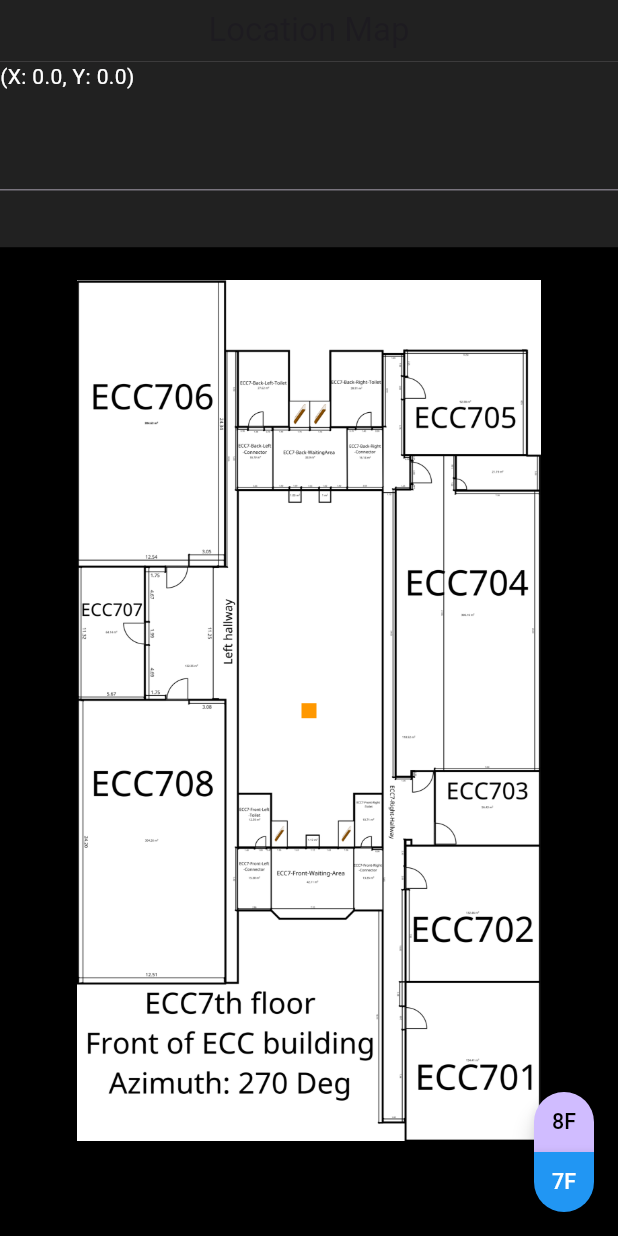
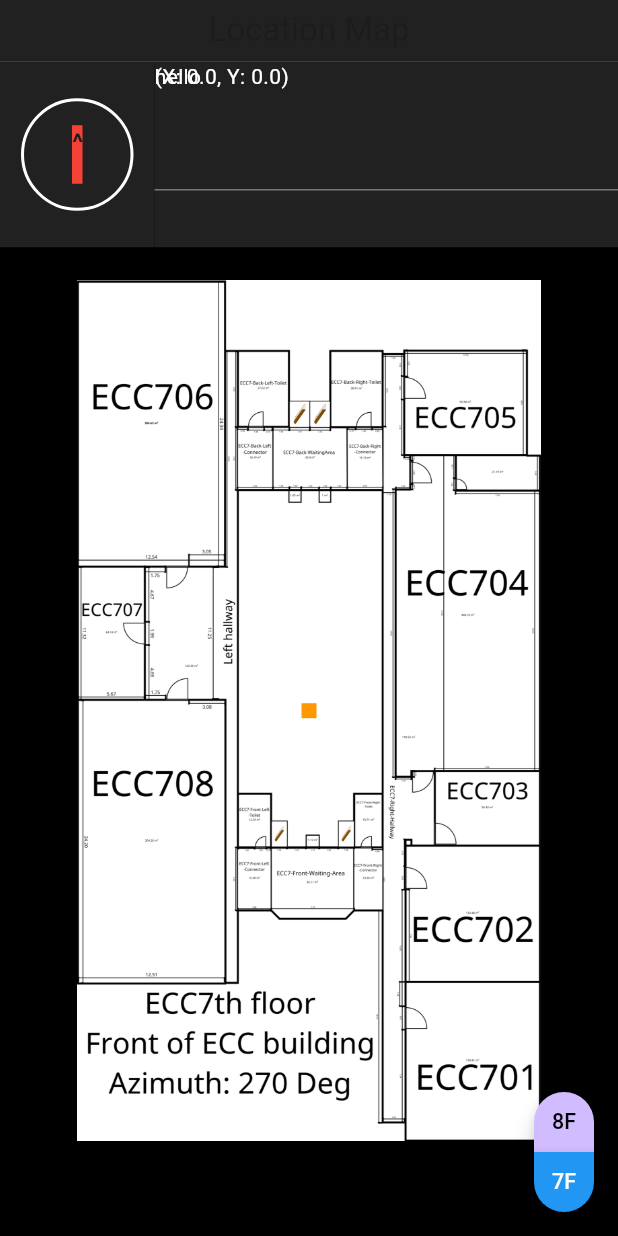
Before and after one commit to juntthanat/IPS_Android_UI, a Flutter app: the screen it shows after launch, on a phone screen of 412 x 824 dp. Run offline on Flutter 3.47's test engine with Material 3 defaults, Android fonts, the phone set to English and light mode, and no system bars; our stand-ins replace flutter_compass, permission_handler; missing offline and left inert: flutter_reactive_ble, mqtt_client; statements that could not run were skipped.

Commit message:
feat: add compass

```diff
--- a/lib/main.dart
+++ b/lib/main.dart
@@ -4,6 +4,7 @@ import 'dart:io';
 import 'dart:math';
 import 'dart:async';
 
+import 'package:flutter/foundation.dart';
 import 'package:flutter/material.dart';
 import 'package:flutter/rendering.dart';
 import 'package:flutter_compass/flutter_compass.dart';
@@ -124,16 +125,20 @@ class MainBody extends State<MainPage> {
         .setScannerStatusStreamCallback(onBluetoothStatusChangeHandler);
     bluetoothNotifier.scan();
 
-    mqttHandler.setOnConnected(() => mqttHandler.subscribe("LOLICON/CALIBRATION/METHOD"));
+    mqttHandler.setOnConnected(
+        () => mqttHandler.subscribe("LOLICON/CALIBRATION/METHOD"));
     mqttHandler.connect();
     mqttHandler.setCallback((c) {
       final message = c[0].payload as MqttPublishMessage;
-      final payload = MqttPublishPayload.bytesToStringAsString(message.payload.message);
+      final payload =
+          MqttPublishPayload.bytesToStringAsString(message.payload.message);
 
       try {
         final payload_json = json.decode(payload) as Map<String, dynamic>;
-        bluetoothNotifier.setDeviceRssiDiff(payload_json['macAddress'], payload_json['diff']);
-        print('macAddress: ${payload_json['macAddress']}, RSSI: ${payload_json['rssi']}, diff: ${payload_json['diff']}');
+        bluetoothNotifier.setDeviceRssiDiff(
+            payload_json['macAddress'], payload_json['diff']);
+        print(
+            'macAddress: ${payload_json['macAddress']}, RSSI: ${payload_json['rssi']}, diff: ${payload_json['diff']}');
       } catch (e) {
         return;
       }
@@ -147,7 +152,8 @@ class MainBody extends State<MainPage> {
 
     () async {
       FloorBeaconList floorBeaconList = await fetchAllFloorBeaconsByFloor(1);
-      List<Beacon> allBeaconsOfFloor = await fetchBeaconListFromIdList(floorBeaconList.beaconList.map((e) => e.beaconId).toList(), 0);
+      List<Beacon> allBeaconsOfFloor = await fetchBeaconListFromIdList(
+          floorBeaconList.beaconList.map((e) => e.beaconId).toList(), 0);
 
       beaconsToRender.clear();
       beaconsToRender.addAll(allBeaconsOfFloor);
@@ -171,7 +177,7 @@ class MainBody extends State<MainPage> {
 
     if (beaconInfo.isEmpty()) {
       print("Beacon not found in database");
-    } else  {
+    } else {
       beaconMap[bluetoothNotifier.nearestDevice.id] = beaconInfo;
     }
 
@@ -180,11 +186,15 @@ class MainBody extends State<MainPage> {
 
       if (!beaconInfo.isEmpty()) {
         // TODO: Properly Implement getFloor
-        var unifiedX = GeoScaledUnifiedMapper.getWidthPixel(currentBeaconInfo.x, mapFloorIndex);
-        var unifiedY = GeoScaledUnifiedMapper.getHeightPixel(currentBeaconInfo.y, mapFloorIndex);
+        var unifiedX = GeoScaledUnifiedMapper.getWidthPixel(
+            currentBeaconInfo.x, mapFloorIndex);
+        var unifiedY = GeoScaledUnifiedMapper.getHeightPixel(
+            currentBeaconInfo.y, mapFloorIndex);
 
-        var scaledUnifiedX = ImageRatioMapper.getWidthPixel(unifiedX, mapFloor[mapFloorIndex], mapFloorIndex);
-        var scaledUnifiedY = ImageRatioMapper.getWidthPixel(unifiedY, mapFloor[mapFloorIndex], mapFloorIndex);
+        var scaledUnifiedX = ImageRatioMapper.getWidthPixel(
+            unifiedX, mapFloor[mapFloorIndex], mapFloorIndex);
+        var scaledUnifiedY = ImageRatioMapper.getWidthPixel(
+            unifiedY, mapFloor[mapFloorIndex], mapFloorIndex);
 
         coordinateXValue = scaledUnifiedX;
         coordinateYValue = scaledUnifiedY;
@@ -269,14 +279,58 @@ class MainBody extends State<MainPage> {
           mainAxisAlignment: MainAxisAlignment.start,
           crossAxisAlignment: CrossAxisAlignment.start,
           children: [
+            Row(children: [
+              Container(
+                height: screenConverter.getHeightPixel(0.15),
+                width: screenConverter.getWidthPixel(0.25),
+                color: Colors.grey[900],
+                child: Column(
+                  mainAxisAlignment: MainAxisAlignment.center,
+                  crossAxisAlignment: CrossAxisAlignment.center,
+                  children: [
+                    Container(
+                        width: 75.0,
+                        height: 75.0,
+                        decoration: BoxDecoration(
+                            shape: BoxShape.circle,
+                            border: Border.all(
+                              color: Colors.white,
+                              width: 2.0,
+                            )),
+                        child: Padding(
+                            padding:
+                                EdgeInsets.fromLTRB(32.0, 16.0, 32.0, 16.0),
+                            child:
+                            // Change to Icon Later Start
+                            Container(
+                              decoration: new BoxDecoration(
+                                color: Colors.red,
+                                shape: BoxShape.rectangle,
+                              ),
+                              child: Text(
+                                "^",
+                                style: const TextStyle(
+                                    fontSize: 16, fontWeight: FontWeight.w900),
+                              ),
+                            )
+                            // Change to Icon Later End
+                            ))
+                  ],
+                ),
+              ),
               Container(
                 // Header (Compass)
                 height: screenConverter
                     .getHeightPixel(0.15), // Header (Compass) Height
-              width: screenConverter.getWidthPixel(1), // Header (Compass) Width
+                width: screenConverter
+                    .getWidthPixel(0.75), // Header (Compass) Width
                 color: Colors.grey[900],
                 child: Stack(
                   children: [
+                    Text(
+                      "hello",
+                      style: const TextStyle(color: Colors.white),
+                    ),
                     Column(
                       mainAxisAlignment: MainAxisAlignment.start,
                       crossAxisAlignment: CrossAxisAlignment.start,
@@ -297,7 +351,8 @@ class MainBody extends State<MainPage> {
                           crossAxisAlignment: CrossAxisAlignment.center,
                           children: [
                             Expanded(
-                            child: AsyncAutocomplete(selectedBeacon: selectedBeacon),
+                              child: AsyncAutocomplete(
+                                  selectedBeacon: selectedBeacon),
                             )
                           ],
                           /* // Start (Input X, Input Y, and reset button)
@@ -378,6 +433,7 @@ class MainBody extends State<MainPage> {
                   ],
                 ),
               ),
+            ]),
             SizedBox(
               height: screenConverter.getHeightPixel(0.75),
               child: interactiveMap,
@@ -385,11 +441,13 @@ class MainBody extends State<MainPage> {
           ],
         ),
       ),
-      floatingActionButton: constructFloorSelectorFloatingActionBar(context, beaconsToRender),
+      floatingActionButton:
+          constructFloorSelectorFloatingActionBar(context, beaconsToRender),
     );
   }
 
-  Column constructFloorSelectorFloatingActionBar(BuildContext context, List<Beacon> beaconsToRender) {
+  Column constructFloorSelectorFloatingActionBar(
+      BuildContext context, List<Beacon> beaconsToRender) {
     return Column(
       mainAxisAlignment: MainAxisAlignment.end,
       children: [
@@ -405,8 +463,14 @@ class MainBody extends State<MainPage> {
                   getCurrentMapFloorIndex() == 1 ? Colors.white : Colors.black,
               onPressed: () async {
                 setMapFloorByIndex(1);
-                FloorBeaconList floorBeaconList = await fetchAllFloorBeaconsByFloor(2);
-                List<Beacon> allBeaconsOfFloor = await fetchBeaconListFromIdList(floorBeaconList.beaconList.map((e) => e.beaconId).toList(), 1);
+                FloorBeaconList floorBeaconList =
+                    await fetchAllFloorBeaconsByFloor(2);
+                List<Beacon> allBeaconsOfFloor =
+                    await fetchBeaconListFromIdList(
+                        floorBeaconList.beaconList
+                            .map((e) => e.beaconId)
+                            .toList(),
+                        1);
 
                 beaconsToRender.clear();
                 beaconsToRender.addAll(allBeaconsOfFloor);
@@ -438,8 +502,14 @@ class MainBody extends State<MainPage> {
                   getCurrentMapFloorIndex() == 0 ? Colors.white : Colors.black,
               onPressed: () async {
                 setMapFloorByIndex(0);
-                FloorBeaconList floorBeaconList = await fetchAllFloorBeaconsByFloor(1);
-                List<Beacon> allBeaconsOfFloor = await fetchBeaconListFromIdList(floorBeaconList.beaconList.map((e) => e.beaconId).toList(), 0);
+                FloorBeaconList floorBeaconList =
+                    await fetchAllFloorBeaconsByFloor(1);
+                List<Beacon> allBeaconsOfFloor =
+                    await fetchBeaconListFromIdList(
+                        floorBeaconList.beaconList
+                            .map((e) => e.beaconId)
+                            .toList(),
+                        0);
 
                 beaconsToRender.clear();
                 beaconsToRender.addAll(allBeaconsOfFloor);
```
Lines whose indentation alone changed are shown as unchanged.
